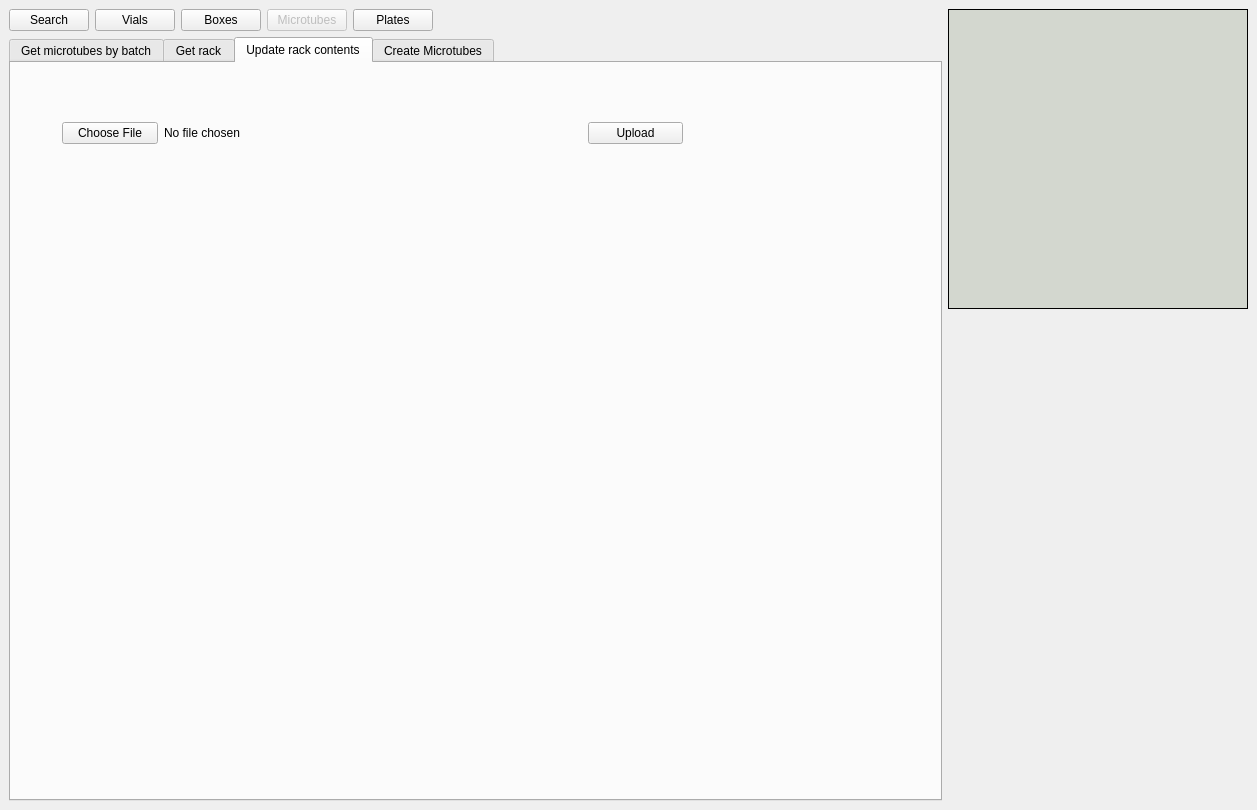
The window that frontend/assets/microtubeswindow.ui (dahlbma/cello) describes before a commit, drawn with Qt 5.
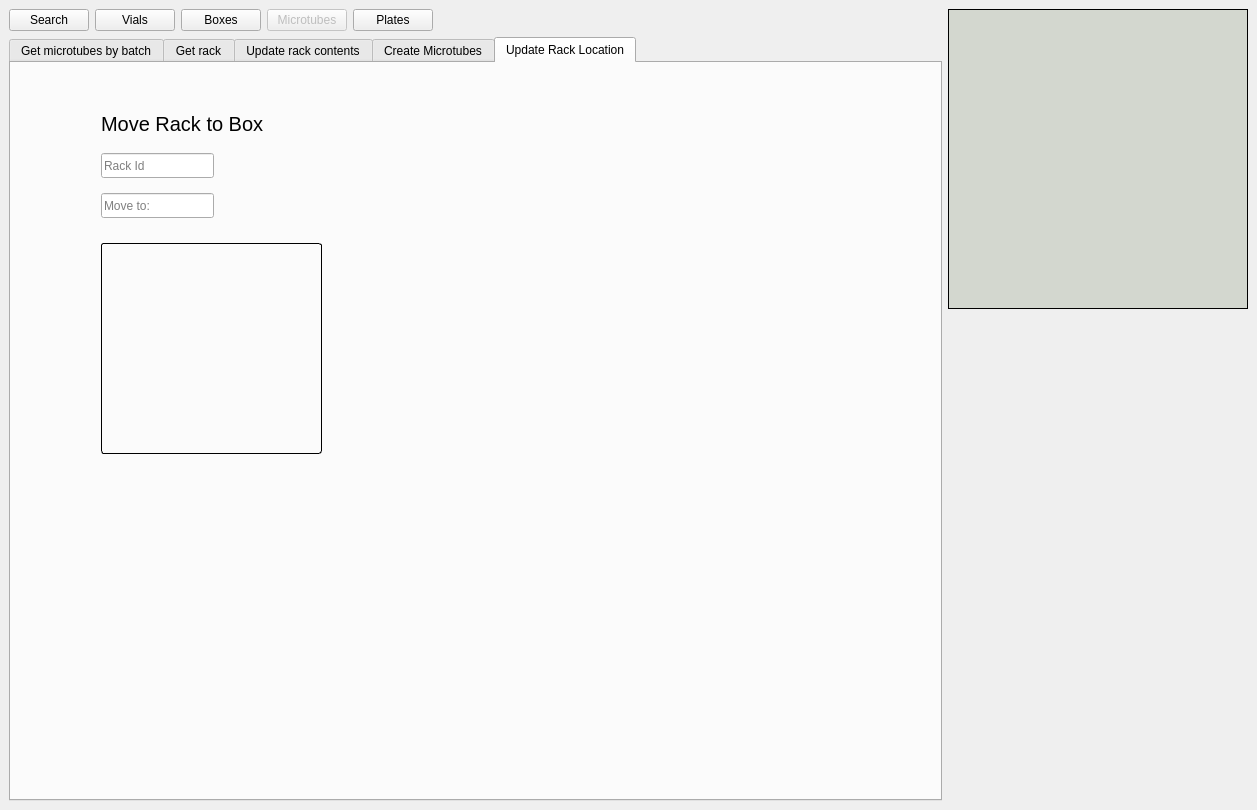
The same window after the commit. The open tabs and pages were chosen to show the change.

```diff
--- a/frontend/assets/microtubeswindow.ui
+++ b/frontend/assets/microtubeswindow.ui
@@ -588,19 +588,6 @@
             </property>
            </spacer>
           </item>
-          <item row="3" column="1">
-           <spacer name="verticalSpacer_9">
-            <property name="orientation">
-             <enum>Qt::Vertical</enum>
-            </property>
-            <property name="sizeHint" stdset="0">
-             <size>
-              <width>20</width>
-              <height>609</height>
-             </size>
-            </property>
-           </spacer>
-          </item>
           <item row="1" column="1">
            <layout class="QGridLayout" name="gridLayout_9">
             <item row="0" column="1">
@@ -640,20 +627,49 @@
               </property>
              </widget>
             </item>
+            <item row="3" column="1">
+             <widget class="QLabel" name="upload_result_lab">
+              <property name="focusPolicy">
+               <enum>Qt::ClickFocus</enum>
+              </property>
+              <property name="text">
+               <string/>
+              </property>
+              <property name="wordWrap">
+               <bool>true</bool>
+              </property>
+              <property name="textInteractionFlags">
+               <set>Qt::LinksAccessibleByKeyboard|Qt::LinksAccessibleByMouse|Qt::TextBrowserInteraction|Qt::TextSelectableByKeyboard|Qt::TextSelectableByMouse</set>
+              </property>
+             </widget>
+            </item>
            </layout>
           </item>
-          <item row="2" column="1">
-           <widget class="QLabel" name="upload_result_lab">
-            <property name="focusPolicy">
-             <enum>Qt::ClickFocus</enum>
+          <item row="4" column="1">
+           <spacer name="verticalSpacer_9">
+            <property name="orientation">
+             <enum>Qt::Vertical</enum>
             </property>
             <property name="text">
              <string/>
             </property>
-            <property name="textInteractionFlags">
-             <set>Qt::LinksAccessibleByKeyboard|Qt::LinksAccessibleByMouse|Qt::TextBrowserInteraction|Qt::TextSelectableByKeyboard|Qt::TextSelectableByMouse</set>
+           </spacer>
+          </item>
+          <item row="1" column="0">
+           <spacer name="horizontalSpacer_11">
+            <property name="orientation">
+             <enum>Qt::Horizontal</enum>
             </property>
-           </widget>
+            <property name="sizeType">
+             <enum>QSizePolicy::Preferred</enum>
+            </property>
+            <property name="sizeHint" stdset="0">
+             <size>
+              <width>42</width>
+              <height>20</height>
+             </size>
+            </property>
+           </spacer>
           </item>
          </layout>
         </widget>
@@ -868,6 +884,77 @@
           </item>
          </layout>
         </widget>
+        <widget class="QWidget" name="manage_rack_tab">
+         <attribute name="title">
+          <string>Update Rack Location</string>
+         </attribute>
+         <widget class="QLineEdit" name="move_rack_id_eb">
+          <property name="geometry">
+           <rect>
+            <x>90</x>
+            <y>90</y>
+            <width>113</width>
+            <height>25</height>
+           </rect>
+          </property>
+          <property name="placeholderText">
+           <string>Rack Id</string>
+          </property>
+         </widget>
+         <widget class="QLineEdit" name="move_box_id_eb">
+          <property name="geometry">
+           <rect>
+            <x>90</x>
+            <y>130</y>
+            <width>113</width>
+            <height>25</height>
+           </rect>
+          </property>
+          <property name="placeholderText">
+           <string>Move to: </string>
+          </property>
+         </widget>
+         <widget class="QLabel" name="move_status_lab">
+          <property name="geometry">
+           <rect>
+            <x>90</x>
+            <y>180</y>
+            <width>221</width>
+            <height>211</height>
+           </rect>
+          </property>
+          <property name="styleSheet">
+           <string notr="true">QLabel{
+	border: 1px solid black;
+	border-radius: 3px
+}</string>
+          </property>
+          <property name="alignment">
+           <set>Qt::AlignLeading|Qt::AlignLeft|Qt::AlignTop</set>
+          </property>
+          <property name="wordWrap">
+           <bool>true</bool>
+          </property>
+         </widget>
+         <widget class="QLabel" name="label_3">
+          <property name="geometry">
+           <rect>
+            <x>90</x>
+            <y>40</y>
+            <width>191</width>
+            <height>41</height>
+           </rect>
+          </property>
+          <property name="font">
+           <font>
+            <pointsize>15</pointsize>
+           </font>
+          </property>
+          <property name="text">
+           <string>Move Rack to Box</string>
+          </property>
+         </widget>
+        </widget>
        </widget>
       </item>
       <item row="0" column="5">
```
Left out of the diff: 55 changed lines with no effect on the pictures.
